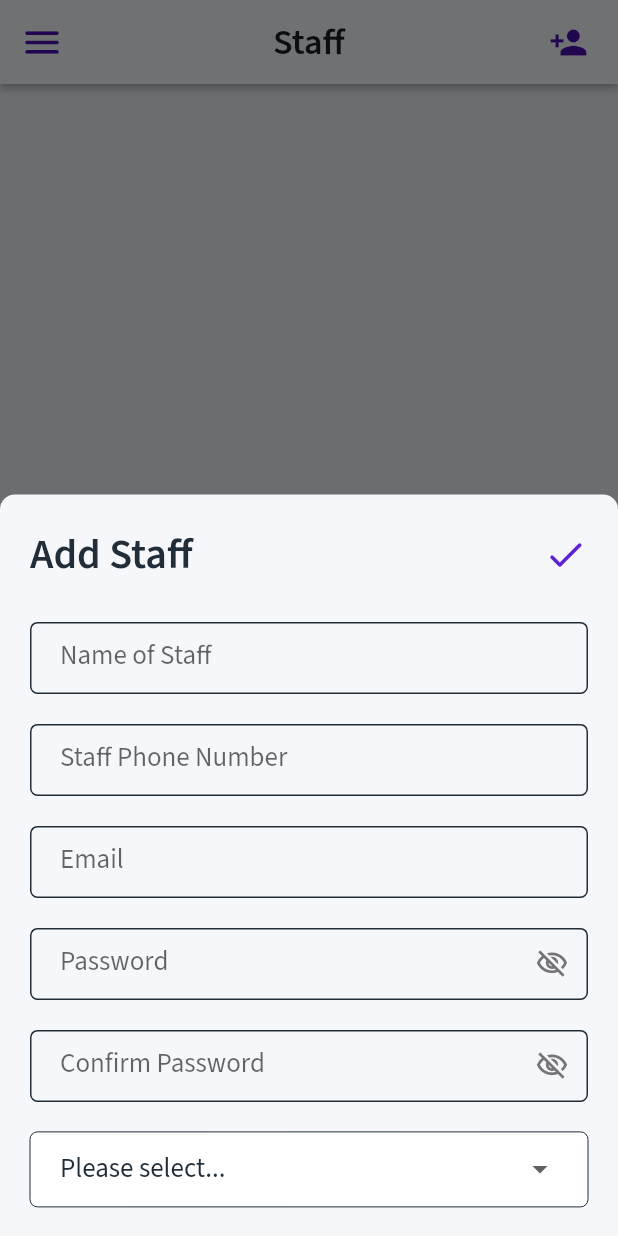
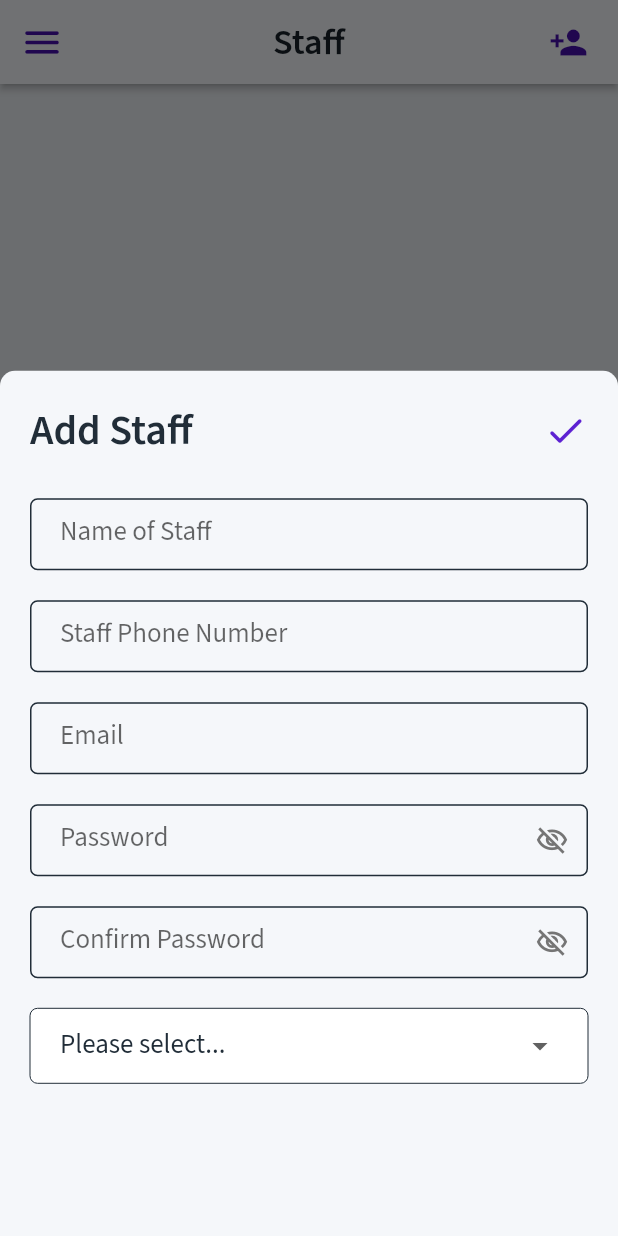
Before and after one commit to mdrashedbinkuddus/rsenterperise-admin, a Flutter app: the StaffWidget screen opened directly, after a tap on the "person add" icon, on a phone screen of 412 x 824 dp. Run offline on Flutter 3.47's test engine with Material 2 defaults, Android fonts, the phone set to English and light mode, and no system bars; our stand-ins replace auto_size_text, built_collection, built_value, cloud_firestore, easy_debounce, firebase_auth and 13 more; missing offline and left inert: json_path; accounts and stored records are empty; generated files the repository leaves out were written again; network calls fail.

Commit message:
Updating to latest FlutterFlow output.

```diff
--- a/lib/staff/staff_widget.dart
+++ b/lib/staff/staff_widget.dart
@@ -55,7 +55,7 @@ class _StaffWidgetState extends State<StaffWidget> {
                     return Padding(
                       padding: MediaQuery.of(context).viewInsets,
                       child: Container(
-                        height: MediaQuery.of(context).size.height * 0.6,
+                        height: MediaQuery.of(context).size.height * 0.7,
                         child: AddStaffWidget(),
                       ),
                     );
```
